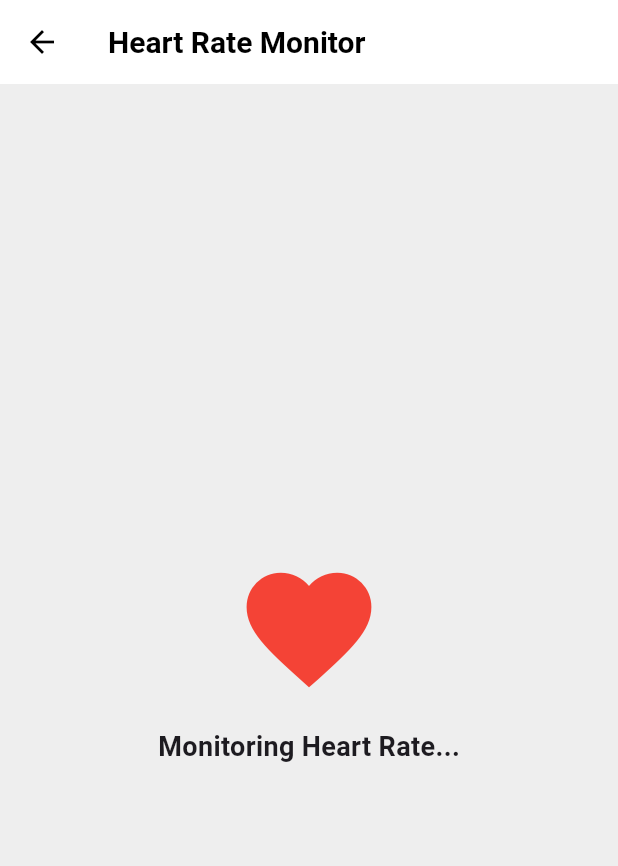
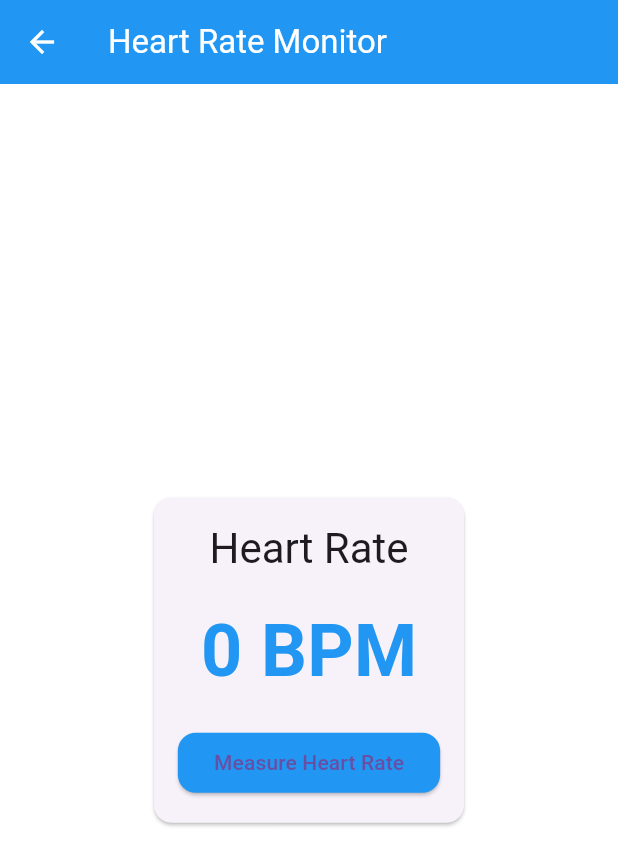
Before and after one commit to kankshi19/final_year_project, a Flutter app: the HeartRateMonitorScreen screen opened by its route, on a phone screen of 412 x 824 dp. Shown: the top 866 px of the screen. Run offline on Flutter 3.47's test engine with Material 3 defaults, Android fonts, the phone set to English and light mode, and no system bars; network calls fail.

Commit message:
Modified UI

```diff
--- a/lib/main.dart
+++ b/lib/main.dart
@@ -1,21 +1,21 @@
+// lib/main.dart
 import 'package:flutter/material.dart';
-import 'routes/app_routes.dart';
-import 'theme/app_theme.dart';
+import 'package:safety_app/theme/app_theme.dart';
+import 'package:safety_app/routes/app_routes.dart';
 
 void main() {
-  runApp(const SafetyApp());
+  runApp(SafetyCompanionApp());
 }
 
-class SafetyApp extends StatelessWidget {
-  const SafetyApp({Key? key}) : super(key: key);
-
+class SafetyCompanionApp extends StatelessWidget {
   @override
   Widget build(BuildContext context) {
     return MaterialApp(
+      title: 'Safety Companion',
       debugShowCheckedModeBanner: false,
-      title: 'Safety App',
       theme: AppTheme.lightTheme,
-      initialRoute: '/',
+      darkTheme: AppTheme.darkTheme,
+      initialRoute: AppRoutes.home,
       routes: AppRoutes.routes,
     );
   }
--- a/lib/routes/app_routes.dart
+++ b/lib/routes/app_routes.dart
@@ -1,14 +1,21 @@
 import 'package:flutter/material.dart';
-import '../screens/home_screen.dart';
-import '../screens/emergency_contacts_screen.dart';
-import '../screens/safety_tips_screen.dart';
-import '../screens/heart_rate_monitor_screen.dart';
+import 'package:safety_app/screens/home_screen.dart';
+import 'package:safety_app/screens/emergency_contacts_screen.dart';
+import 'package:safety_app/screens/safety_tips_screen.dart';
+import 'package:safety_app/screens/heart_rate_monitor_screen.dart';
 
 class AppRoutes {
-  static Map<String, WidgetBuilder> routes = {
-    '/': (context) => HomeScreen(),
-    '/emergency': (context) => EmergencyContactsScreen(),
-    '/safety-tips': (context) => SafetyTipsScreen(),
-    '/heart-monitor': (context) => HeartRateMonitorScreen(),
-  };
+  static const String home = '/';
+  static const String emergencyContacts = '/emergency-contacts';
+  static const String safetyTips = '/safety-tips';
+  static const String heartRateMonitor = '/heart-rate-monitor';
+
+  static Map<String, WidgetBuilder> get routes {
+    return {
+      home: (context) => HomeScreen(),
+      emergencyContacts: (context) => EmergencyContactsScreen(),
+      safetyTips: (context) => SafetyTipsScreen(),
+      heartRateMonitor: (context) => HeartRateMonitorScreen(),
+    };
+  }
 }
--- a/lib/screens/heart_rate_monitor_screen.dart
+++ b/lib/screens/heart_rate_monitor_screen.dart
@@ -1,14 +1,15 @@
+// lib/screens/heart_rate_monitor_screen.dart
 import 'package:flutter/material.dart';
-import '../widgets/heart_rate_monitor_widget.dart';
+import 'package:safety_app/widgets/heart_rate_monitor_widget.dart';
 
 class HeartRateMonitorScreen extends StatelessWidget {
-  const HeartRateMonitorScreen({Key? key}) : super(key: key);
-
   @override
   Widget build(BuildContext context) {
     return Scaffold(
-      appBar: AppBar(title: const Text('Heart Rate Monitor')),
-      body: const Center(
+      appBar: AppBar(
+        title: Text('Heart Rate Monitor'),
+      ),
+      body: Center(
         child: HeartRateMonitorWidget(),
       ),
     );
--- a/lib/theme/app_theme.dart
+++ b/lib/theme/app_theme.dart
@@ -1,19 +1,33 @@
+// lib/theme/app_theme.dart
 import 'package:flutter/material.dart';
 
 class AppTheme {
   static final ThemeData lightTheme = ThemeData(
-    primarySwatch: Colors.pink,
-    scaffoldBackgroundColor: Colors.grey[200],
-    fontFamily: 'Roboto',
-    appBarTheme: const AppBarTheme(
-      color: Colors.white,
+    primarySwatch: Colors.blue,
+    visualDensity: VisualDensity.adaptivePlatformDensity,
+    scaffoldBackgroundColor: Colors.white,
+    appBarTheme: AppBarTheme(
+      backgroundColor: Colors.blue,
+      foregroundColor: Colors.white,
       elevation: 0,
-      iconTheme: IconThemeData(color: Colors.black),
-      titleTextStyle: TextStyle(
-        color: Colors.black,
-        fontWeight: FontWeight.bold,
-        fontSize: 20,
+    ),
+    elevatedButtonTheme: ElevatedButtonThemeData(
+      style: ElevatedButton.styleFrom(
+        backgroundColor: Colors.blue,
+        shape: RoundedRectangleBorder(
+          borderRadius: BorderRadius.circular(12),
+        ),
       ),
     ),
   );
+
+  static final ThemeData darkTheme = ThemeData(
+    brightness: Brightness.dark,
+    primarySwatch: Colors.blue,
+    scaffoldBackgroundColor: Colors.black,
+    appBarTheme: AppBarTheme(
+      backgroundColor: Colors.grey[900],
+      foregroundColor: Colors.white,
+    ),
+  );
 }
--- a/lib/widgets/heart_rate_monitor_widget.dart
+++ b/lib/widgets/heart_rate_monitor_widget.dart
@@ -1,20 +1,56 @@
+// lib/widgets/heart_rate_monitor_widget.dart
 import 'package:flutter/material.dart';
 
-class HeartRateMonitorWidget extends StatelessWidget {
-  const HeartRateMonitorWidget({Key? key}) : super(key: key);
+class HeartRateMonitorWidget extends StatefulWidget {
+  @override
+  _HeartRateMonitorWidgetState createState() => _HeartRateMonitorWidgetState();
+}
+
+class _HeartRateMonitorWidgetState extends State<HeartRateMonitorWidget> {
+  int _heartRate = 0;
 
   @override
   Widget build(BuildContext context) {
-    return Column(
-      mainAxisAlignment: MainAxisAlignment.center,
-      children: const [
-        Icon(Icons.favorite, color: Colors.red, size: 100),
-        SizedBox(height: 16),
-        Text(
-          'Monitoring Heart Rate...',
-          style: TextStyle(fontSize: 18, fontWeight: FontWeight.bold),
+    return Card(
+      child: Padding(
+        padding: EdgeInsets.all(16),
+        child: Column(
+          mainAxisSize: MainAxisSize.min,
+          children: [
+            Text(
+              'Heart Rate',
+              style: Theme.of(context).textTheme.headlineMedium,
+            ),
+            SizedBox(height: 16),
+            Text(
+              '$_heartRate BPM',
+              style: TextStyle(
+                fontSize: 48,
+                fontWeight: FontWeight.bold,
+                color: _getHeartRateColor(),
+              ),
+            ),
+            SizedBox(height: 16),
+            ElevatedButton(
+              onPressed: _simulateHeartRateReading,
+              child: Text('Measure Heart Rate'),
+            ),
+          ],
         ),
-      ],
+      ),
     );
   }
+
+  void _simulateHeartRateReading() {
+    setState(() {
+      // Simulate heart rate between 60-100
+      _heartRate = 60 + DateTime.now().second;
+    });
+  }
+
+  Color _getHeartRateColor() {
+    if (_heartRate < 60) return Colors.blue;
+    if (_heartRate > 100) return Colors.red;
+    return Colors.green;
+  }
 }
--- a/lib/widgets/hero_banner_widget.dart
+++ b/lib/widgets/hero_banner_widget.dart
@@ -13,7 +13,7 @@ class HeroBannerWidget extends StatelessWidget {
           color: Colors.blue.shade100,
           borderRadius: BorderRadius.circular(12),
           image: const DecorationImage(
-            image: AssetImage('assets/hero_image.png'),
+            image:NetworkImage('https://pics.craiyon.com/2024-09-08/d2XSxmz-T3CR8G8cUj4iMA.webp'),
             fit: BoxFit.cover,
           ),
         ),
--- a/lib/widgets/menu_options_widget.dart
+++ b/lib/widgets/menu_options_widget.dart
@@ -10,7 +10,7 @@ class MenuOptionsWidget extends StatelessWidget {
         ListTile(
           leading: const Icon(Icons.warning, color: Colors.orangeAccent),
           title: const Text('Emergency Contacts'),
-          onTap: () => Navigator.pushNamed(context, '/emergency'),
+          onTap: () => Navigator.pushNamed(context, '/emergency-contacts'),
         ),
         ListTile(
           leading: const Icon(Icons.book, color: Colors.blueAccent),
@@ -20,7 +20,7 @@ class MenuOptionsWidget extends StatelessWidget {
         ListTile(
           leading: const Icon(Icons.favorite, color: Colors.redAccent),
           title: const Text('Heart Rate Monitor'),
-          onTap: () => Navigator.pushNamed(context, '/heart-monitor'),
+          onTap: () => Navigator.pushNamed(context, '/heart-rate-monitor'),
         ),
       ],
     );
```
Also changed, not shown: lib/screens/emergency_contacts_screen.dart (+31 -16 lines), lib/screens/home_screen.dart (+45 -9 lines), lib/screens/safety_tips_screen.dart (+23 -14 lines), lib/widgets/bottom_navbar_widget.dart (+30 -7 lines), pubspec.yaml (+2 -9 lines), lib/assets/hero_image.png (added), 1 other file.
